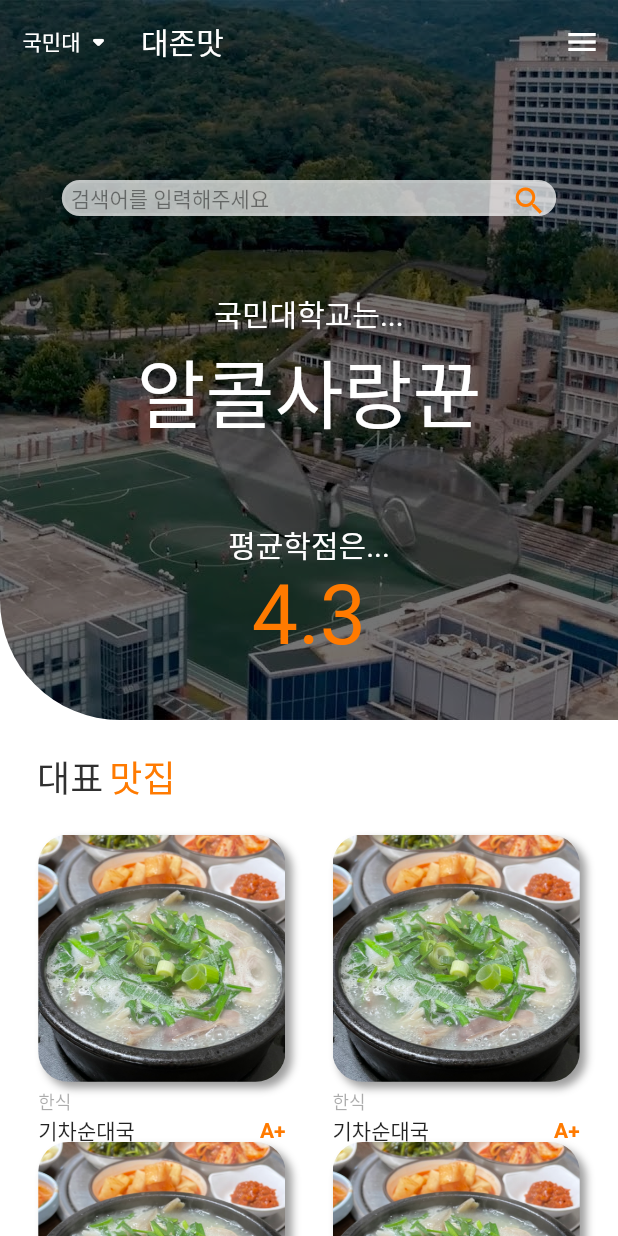
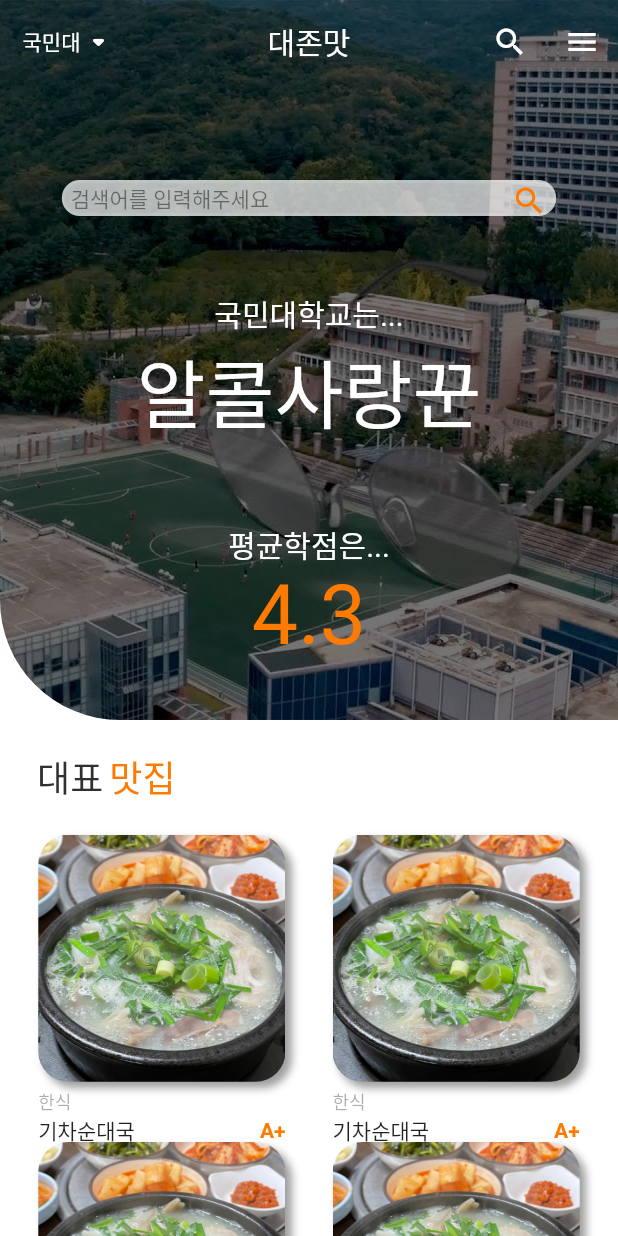
Before and after one commit to EastWon0103/djm_project, a Flutter app: the MainGridView screen opened by its route, on a phone screen of 412 x 824 dp. Run offline on Flutter 3.47's test engine with Material 2 defaults, Android fonts, the phone set to English and light mode, and no system bars; our stand-ins replace cloud_firestore, firebase_auth, firebase_core, firebase_storage, google_sign_in; missing offline and left inert: transition; accounts and stored records are empty; Roboto replaces fonts that are missing (KotraHands).

Commit message:
set university widget and success google sign in

```diff
--- a/lib/mainGrid/mainGrid.dart
+++ b/lib/mainGrid/mainGrid.dart
@@ -1,4 +1,7 @@
+import 'dart:isolate';
+
 import 'package:djm/djm_style.dart';
+import 'package:firebase_auth/firebase_auth.dart';
 import 'package:flutter/widgets.dart';
 import 'package:flutter/material.dart';
 import 'package:djm/shopinfo/shopInfoWidget.dart';
@@ -17,6 +20,8 @@ class _MainGridView extends State<MainGridView> with TickerProviderStateMixin {
   final double _animationSpeed = 430;
   final double _expandedHeight = 480;
 
+  GlobalKey<ScaffoldState> _key = GlobalKey();
+
   @override
   void initState() {
     super.initState();
@@ -30,6 +35,16 @@ class _MainGridView extends State<MainGridView> with TickerProviderStateMixin {
   void dispose() {
     _colorAnimationController.dispose();
     super.dispose();
+  }
+
+  Future<void> _signOut() async {
+    try {
+      await FirebaseAuth.instance.signOut();
+      print("signout");
+      Navigator.of(context).pushReplacementNamed('/login');
+    } catch (e) {
+      print(e.toString());
+    }
   }
 
   bool _scrollListner(ScrollNotification scrollState) {
@@ -46,6 +61,14 @@ class _MainGridView extends State<MainGridView> with TickerProviderStateMixin {
     double _marginLeft = MediaQuery.of(context).size.width * 0.03;
 
     return Scaffold(
+        key: _key,
+        endDrawer: Drawer(
+            child: SafeArea(
+          child: Column(children: [
+            Text("${FirebaseAuth.instance.currentUser?.email}"),
+            OutlinedButton(onPressed: () => _signOut(), child: Text("hi"))
+          ]),
+        )),
         backgroundColor: Colors.white,
         body: NotificationListener<ScrollNotification>(
             onNotification: _scrollListner,
@@ -55,6 +78,7 @@ class _MainGridView extends State<MainGridView> with TickerProviderStateMixin {
                     animation: _colorTween,
                     builder: (context, build) {
                       return SliverAppBar(
+                        centerTitle: true,
                         backgroundColor: Colors.white,
                         pinned: true,
                         floating: false,
@@ -75,10 +99,19 @@ class _MainGridView extends State<MainGridView> with TickerProviderStateMixin {
                         actions: [
                           IconButton(
                             icon: Icon(
+                              Icons.search,
+                              color: _colorTween.value,
+                            ),
+                            onPressed: () {},
+                          ),
+                          IconButton(
+                            icon: Icon(
                               Icons.menu,
                               color: _colorTween.value,
                             ),
-                            onPressed: () {},
+                            onPressed: () {
+                              _key.currentState?.openEndDrawer();
+                            },
                           )
                         ],
                         title: Text("대존맛",
```
Also changed, not shown: lib/login/addInfoWidget.dart (added, +56 -0 lines), lib/login/loginWidget.dart (+29 -12 lines), lib/main.dart (+5 -4 lines).
